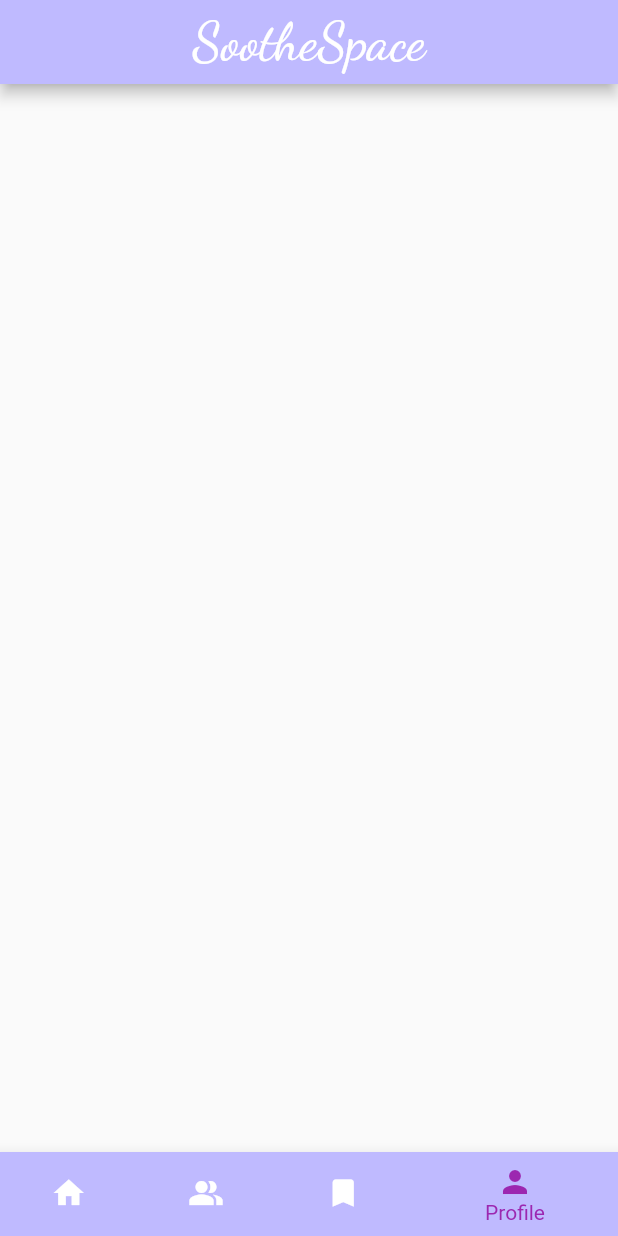
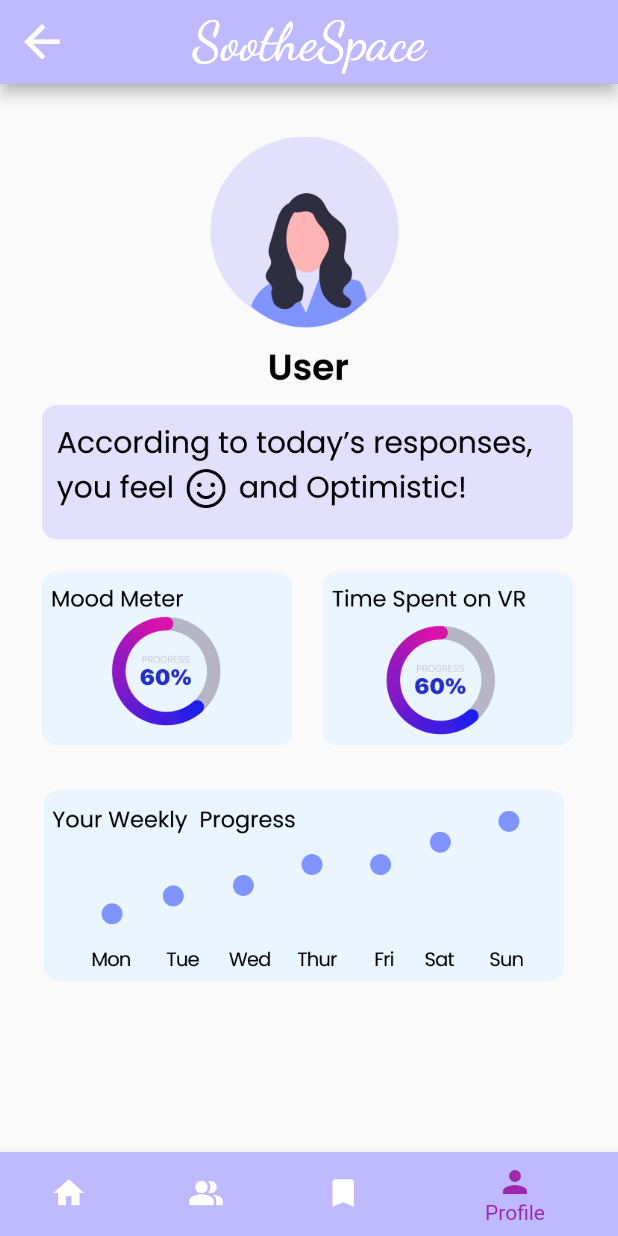
Before and after one commit to kritika601/SootheSpace, a Flutter app: the screen it shows after launch, item 4 of the bottom bar chosen, on a phone screen of 412 x 824 dp. Run offline on Flutter 3.47's test engine with Material 2 defaults, Android fonts, the light colour scheme and no system bars; missing offline and left inert: ar_flutter_plugin, arcore_flutter_plugin.

Commit message:
profile screen

```diff
--- a/lib/screens/profile_screen.dart
+++ b/lib/screens/profile_screen.dart
@@ -1,4 +1,5 @@
 import 'package:flutter/material.dart';
+import 'package:soothe_space/screens/main_home_screen.dart';
 
 class Profile extends StatefulWidget {
   const Profile({Key? key}) : super(key: key);
@@ -20,8 +21,50 @@
             fontSize: 35,
           ),
         ),
+
+        leading: IconButton(
+          onPressed: () {
+            Navigator.push(
+                context,
+                MaterialPageRoute(builder: (context)=> Home(),)
+            );
+          },
+          icon: Icon(
+            Icons.arrow_back,
+            size:35.0,
+          ),
+        ),
+
         centerTitle: true,
+
       ),
+        body: Padding(
+        padding: const EdgeInsets.all(20.0),
+
+        child: Column(
+        children: <Widget>[
+        Container(
+        alignment: Alignment.topCenter,
+        child: Column(
+        children: [
+        Padding(
+        padding: const EdgeInsets.only(top:15.0),
+        child: Stack(
+        children: <Widget>[
+        Image.asset('assets/images/img30.png'),
+
+
+
+
+    ]
+    ),
+    ),
+    ]
+    ),
+        ),
+        ]
+    ),
+    ),
     );
   }
 }
--- a/pubspec.yaml
+++ b/pubspec.yaml
@@ -117,8 +117,7 @@
     - assets/forest.glb
     - assets/red_tree.glb
     - assets/images/img30.png
-    - assets/images/img31.png
-    - assets/images/img32.png
+
 
 
 
```
Also changed, not shown: assets/images/img31.png (deleted).
